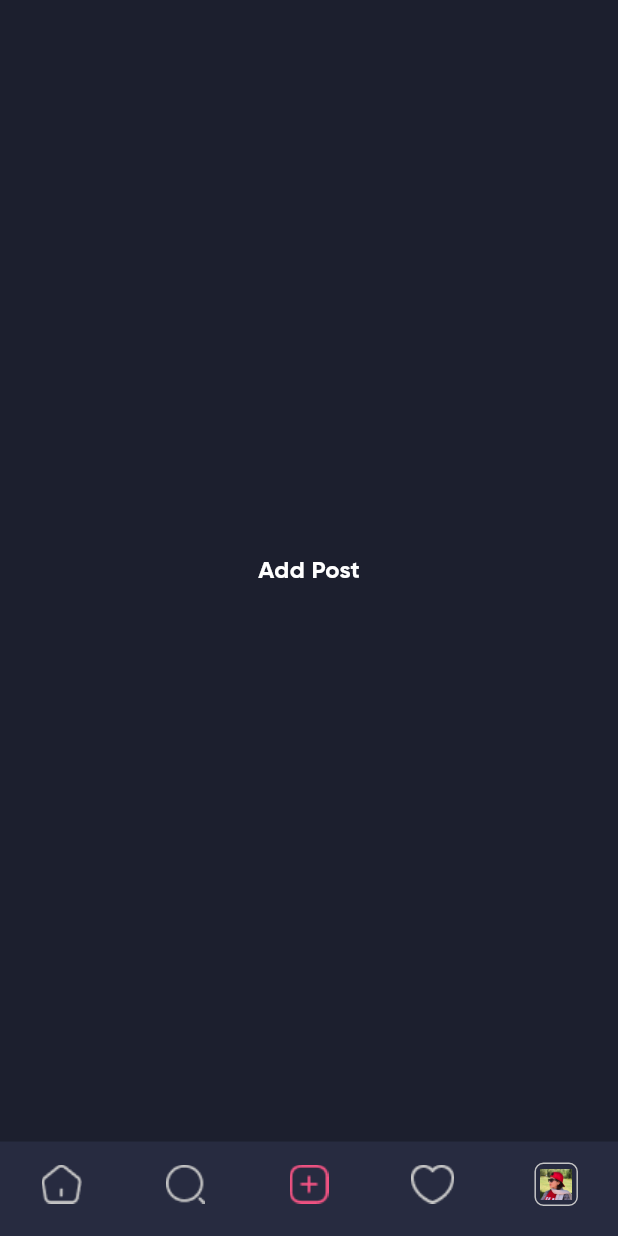
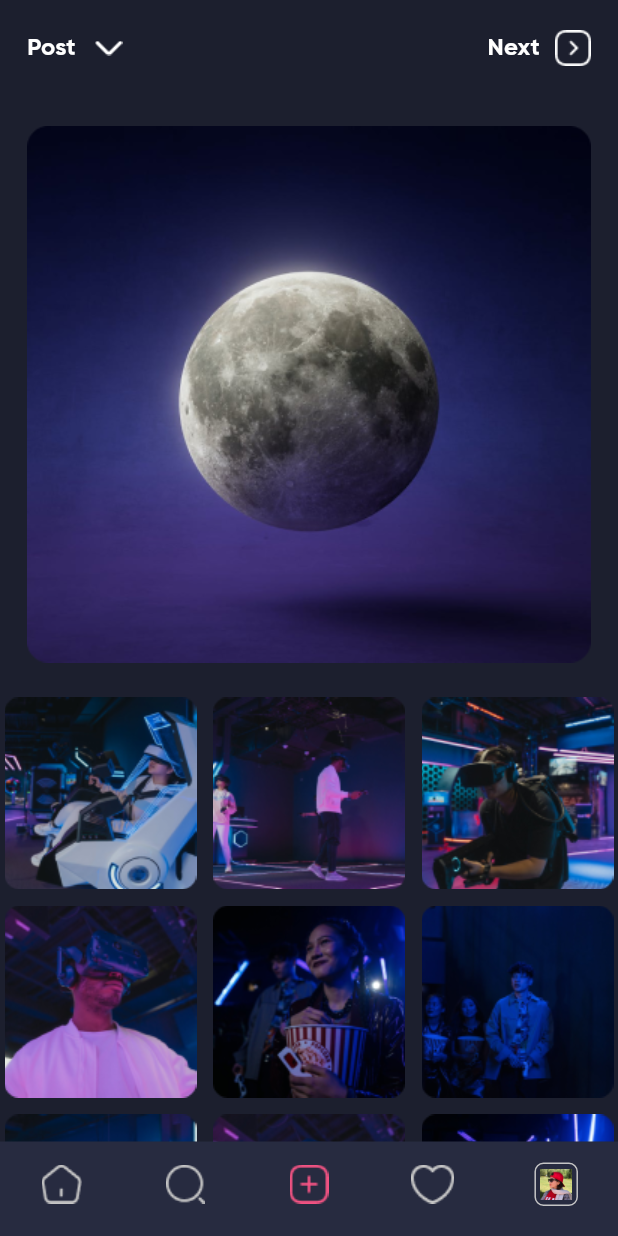
Before and after one commit to mhashemi06/instagram, a Flutter app: the screen it shows after launch, item 3 of the bottom bar chosen, on a phone screen of 412 x 824 dp. Run offline on Flutter 3.47's test engine with Material 3 defaults, Android fonts, the phone set to English and light mode, and no system bars.

Commit message:
Complete the add post page

```diff
--- a/lib/screens/add_post_screen.dart
+++ b/lib/screens/add_post_screen.dart
@@ -14,9 +14,40 @@ class _AddPostScreenState extends State<AddPostScreen> {
     return Scaffold(
       backgroundColor: blackColor,
       body: SafeArea(
-        child: Center(
-          child: Text('Add Post'),
-        ),
+        child: CustomScrollView(
+          slivers: [
+           SliverToBoxAdapter(
+             child: Padding(
+               padding: EdgeInsets.symmetric(horizontal: 18,vertical: 20),
+               child: Row(
+                 children: [
+                   Text('Post',style: Theme.of(context).textTheme.bodyMedium,),
+                   SizedBox(width: 12,),
+                   SizedBox(width: 20,height: 10,child: Image.asset('assets/images/icon_arrow_down.png'),),
+
+                   Spacer(),
+                   Text('Next',style: Theme.of(context).textTheme.bodyMedium,),
+                   SizedBox(width: 10,),
+                   SizedBox(width: 24,height: 24,child: Image.asset('assets/images/icon_arrow_right_box.png'),),
+                 ],
+               ),
+             ),
+           ),
+            SliverToBoxAdapter(
+              child: Padding(
+                padding: EdgeInsets.symmetric(horizontal: 18,vertical: 20),
+                child: Image.asset('assets/images/add_post/image10.png'),
+              ),
+            ),
+            SliverGrid(delegate: SliverChildBuilderDelegate(childCount: 9,(context, index) {
+              return Image.asset('assets/images/add_post/image${index+1}.png');
+            }), gridDelegate: SliverGridDelegateWithFixedCrossAxisCount(
+              crossAxisCount: 3,
+              crossAxisSpacing: 5,
+              mainAxisSpacing: 5
+            ))
+          ],
+        )
       ),
     );
   }
--- a/pubspec.yaml
+++ b/pubspec.yaml
@@ -61,7 +61,8 @@ flutter:
   # To add assets to your application, add an assets section, like this:
   assets:
     - assets/images/
-    - assets/images/search_pictures/
+    - assets/images/staggered_pictures/
+    - assets/images/add_post/
   #   - images/a_dot_ham.jpeg
 
   # An image asset can refer to one or more resolution-specific "variants", see
```
Also changed, not shown: lib/main.dart (+14 -15 lines), assets/images/add_post/image1.png (added), assets/images/add_post/image10.png (added), assets/images/add_post/image2.png (added), assets/images/add_post/image3.png (added), assets/images/add_post/image4.png (added), assets/images/add_post/image5.png (added), assets/images/add_post/image6.png (added), assets/images/add_post/image7.png (added), assets/images/add_post/image8.png (added), assets/images/add_post/image9.png (added).
